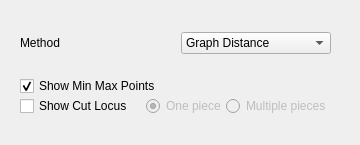
Before: the Qt Designer form forms/cutlocuspanel.ui in TopModLab/Unfolding, drawn with Qt 5.
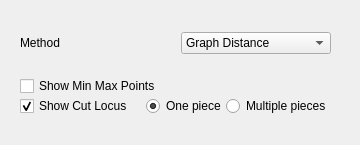
After: the same form once the commit is applied.

Commit message: fix the conflicts between "show critical points" action and "display min max" checkbox.

Patch:
```diff
--- a/forms/cutlocuspanel.ui
+++ b/forms/cutlocuspanel.ui
@@ -70,7 +70,7 @@
            <string>Show Min Max Points</string>
           </property>
           <property name="checked">
-           <bool>true</bool>
+           <bool>false</bool>
           </property>
          </widget>
         </item>
@@ -84,12 +84,15 @@
             <property name="text">
              <string>Show Cut Locus</string>
             </property>
+            <property name="checked">
+             <bool>true</bool>
+            </property>
            </widget>
           </item>
           <item>
            <widget class="QRadioButton" name="OneCutRadioButton">
             <property name="enabled">
-             <bool>false</bool>
+             <bool>true</bool>
             </property>
             <property name="sizePolicy">
              <sizepolicy hsizetype="Fixed" vsizetype="Fixed">
@@ -123,7 +126,7 @@
           <item>
            <widget class="QRadioButton" name="MultCutRadioButton">
             <property name="enabled">
-             <bool>false</bool>
+             <bool>true</bool>
             </property>
             <property name="sizePolicy">
              <sizepolicy hsizetype="Fixed" vsizetype="Fixed">
```
The commit also changes 5 other files.
